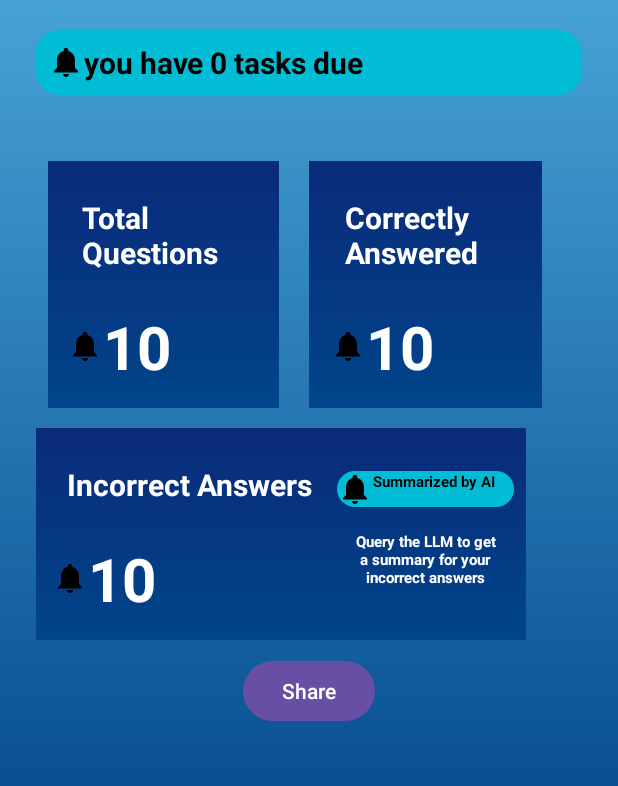
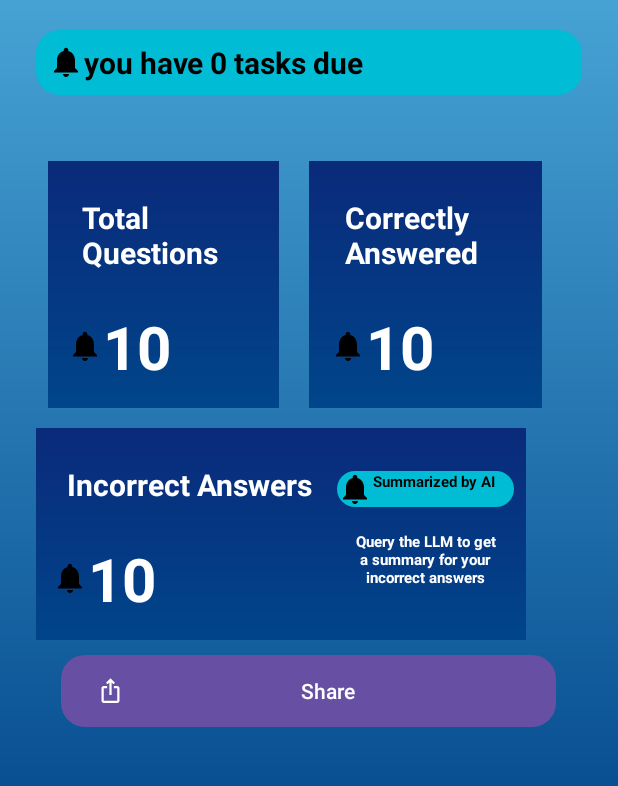
Before and after one commit to benD02/10.1D-SIT305, an Android app built with Jetpack Compose: the AccountActivity screen opened directly, with no data from a screen before it, on a phone screen of 412 x 824 dp, the part 343-1129 px from its top. Run offline under Robolectric (Android 15) with nearby library versions, the phone set to English and light mode, and no system bars; pictures from the network do not load; 4 statements that could not run were skipped.

Commit message:
- Task just about finished

```diff
--- a/app/src/main/java/com/example/personalizedlearning/AccountActivity.java
+++ b/app/src/main/java/com/example/personalizedlearning/AccountActivity.java
@@ -3,19 +3,23 @@ package com.example.personalizedlearning;
 import androidx.appcompat.app.AppCompatActivity;
 
 import android.content.Intent;
+import android.net.Uri;
 import android.os.Bundle;
 import android.widget.Button;
+import android.widget.ImageView;
 import android.widget.TextView;
 import android.widget.Toast;
 
 import java.util.List;
 
 public class AccountActivity extends AppCompatActivity {
-    private Button btnBack;
+    private Button btnBack, btnShare;
     private DatabaseHelper db;
     private TextView tvUsername, tvEmail, tvTotalQuestions, tvCorrectAnswers, tvIncorrectAnswers;
 
     private String username;
+    private ImageView profilePicture; // Reference to the ImageView
+
     private String email;
 
 
@@ -25,18 +29,24 @@ public class AccountActivity extends AppCompatActivity {
         setContentView(R.layout.activity_account);
         Intent intent = getIntent();
 
+
+
         username = intent.getStringExtra("USERNAME");
         email = fetchEmail(username);
 
+        btnShare = findViewById(R.id.btn_share);
         btnBack = findViewById(R.id.btn_back);
         tvUsername = findViewById(R.id.tv_username);
         tvEmail = findViewById(R.id.tv_email);
         tvTotalQuestions = findViewById(R.id.total_questions);
         tvCorrectAnswers = findViewById(R.id.correct_answer);
         tvIncorrectAnswers = findViewById(R.id.incorrect_answer);
+        profilePicture = findViewById(R.id.profile_picture);
+        loadImage();
 
         tvUsername.setText(username);
         tvEmail.setText(email);
+        loadData();
 
         btnBack.setOnClickListener(v -> {
             Intent upgradeIntent = new Intent(AccountActivity.this, ProfileActivity.class);
@@ -44,9 +54,40 @@ public class AccountActivity extends AppCompatActivity {
             startActivity(upgradeIntent);
         });
 
-        loadData();
+        btnShare.setOnClickListener(v ->  shareResult());
+
 
     }
+
+    private void loadImage() {
+        db = new DatabaseHelper(this);
+        int userId = db.getUserId(username);
+        String imagePath = db.getUserImage(userId);
+        if (imagePath != null && !imagePath.isEmpty()) {
+            profilePicture.setImageURI(Uri.parse(imagePath));
+        } else {
+            // Handle case where no image is available
+            profilePicture.setImageResource(R.mipmap.ic_launcher); // Default or placeholder image
+        }
+    }
+
+    private void shareResult() {
+        String totalQuestions = tvTotalQuestions.getText().toString();
+        String correctAnswers = tvCorrectAnswers.getText().toString();
+        String incorrectAnswers = tvIncorrectAnswers.getText().toString();
+
+        String shareMessage = "Quiz Results Summary:\n" +
+                "Total Questions: " + totalQuestions + "\n" +
+                "Correct Answers: " + correctAnswers + "\n" +
+                "Incorrect Answers: " + incorrectAnswers;
+
+        Intent shareIntent = new Intent(Intent.ACTION_SEND);
+        shareIntent.setType("text/plain");
+        shareIntent.putExtra(Intent.EXTRA_SUBJECT, "Quiz Results");
+        shareIntent.putExtra(Intent.EXTRA_TEXT, shareMessage);
+        startActivity(Intent.createChooser(shareIntent, "Share via"));    }
+
+
     private void loadData() {
         Intent intent = getIntent();
         String username = intent.getStringExtra("USERNAME");
--- /dev/null
+++ b/app/src/main/res/drawable/baseline_ios_share_24.xml
@@ -0,0 +1,5 @@
+<vector android:height="24dp" android:tint="#000000"
+    android:viewportHeight="24" android:viewportWidth="24"
+    android:width="24dp" xmlns:android="http://schemas.android.com/apk/res/android">
+    <path android:fillColor="@android:color/white" android:pathData="M16,5l-1.42,1.42 -1.59,-1.59L12.99,16h-1.98L11.01,4.83L9.42,6.42 8,5l4,-4 4,4zM20,10v11c0,1.1 -0.9,2 -2,2L6,23c-1.11,0 -2,-0.9 -2,-2L4,10c0,-1.11 0.89,-2 2,-2h3v2L6,10v11h12L18,10h-3L15,8h3c1.1,0 2,0.89 2,2z"/>
+</vector>
--- /dev/null
+++ b/app/src/main/res/drawable/share_background.xml
@@ -0,0 +1,8 @@
+<?xml version="1.0" encoding="utf-8"?>
+<shape xmlns:android="http://schemas.android.com/apk/res/android"
+    android:shape="rectangle">
+    <solid
+        android:color="#8BF610"
+        android:angle="270"/>
+    <corners android:radius="16dp"/>  <!-- Set the radius to the desired curvature -->
+</shape>
--- a/app/src/main/res/layout/activity_account.xml
+++ b/app/src/main/res/layout/activity_account.xml
@@ -18,7 +18,7 @@
             android:id="@+id/btn_back"
             android:layout_width="wrap_content"
             android:layout_height="wrap_content"
-            android:background="@color/dark_blue"
+            android:background="@color/black"
             android:text="Back home"
             android:layout_marginBottom="20dp"/>
 
@@ -73,6 +73,7 @@
                 </LinearLayout>
 
                 <ImageView
+                    android:id="@+id/profile_picture"
                     android:layout_width="100dp"
                     android:layout_height="70dp"
                     android:src="@mipmap/ic_launcher" />
@@ -247,9 +248,13 @@
         </LinearLayout>
 
         <Button
-            android:layout_width="wrap_content"
+            android:id="@+id/btn_share"
+            android:layout_width="330dp"
             android:layout_height="wrap_content"
-            android:text="Share" />
+            android:background="@drawable/share_background"
+            android:text="Share"
+
+            app:icon="@drawable/baseline_ios_share_24" />
 
 
     </LinearLayout>
```
